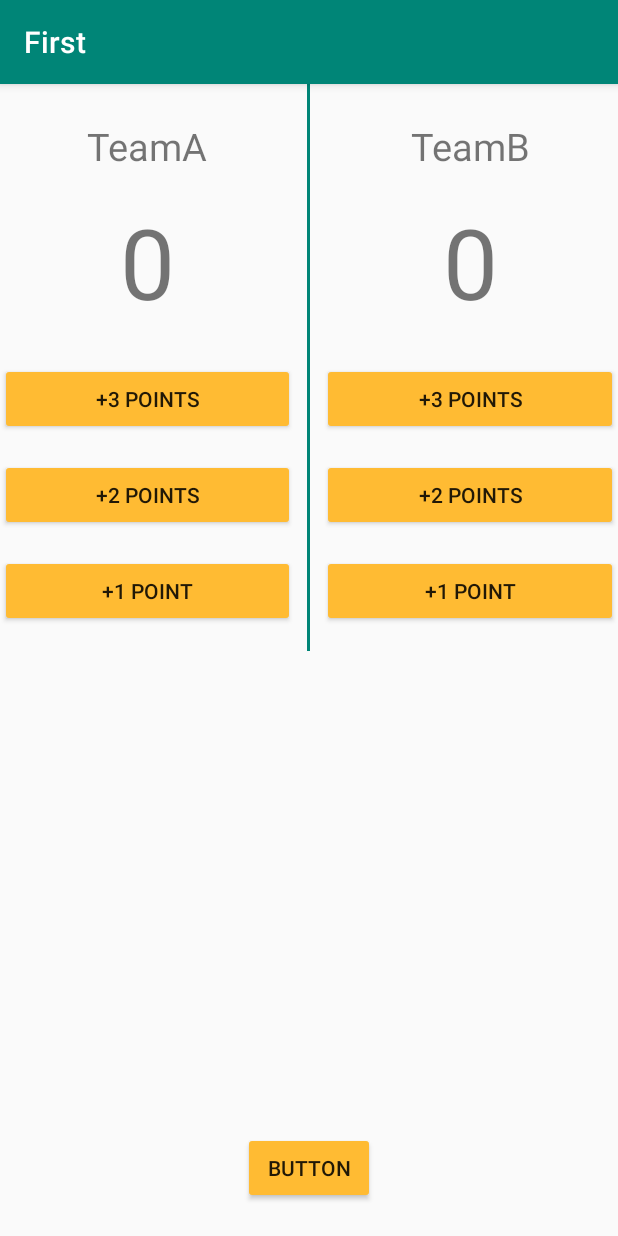
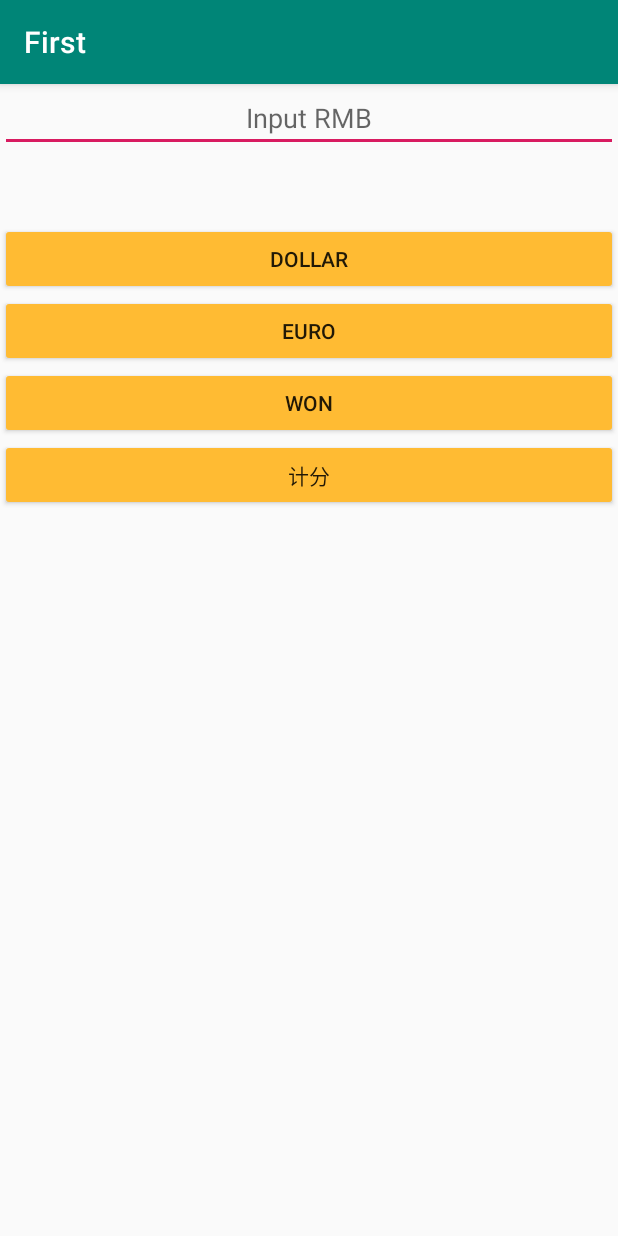
Before and after one commit to xiaoming1345/First, an Android app: the screen it shows after launch (Main2Activity before the commit, RateActivity after it), on a phone screen of 412 x 824 dp. Run offline under Robolectric (Android 15) with nearby library versions, the phone set to English and light mode, and no system bars.

Commit message:
汇率（保留两位小数），跳转另一个activity

```diff
--- /dev/null
+++ b/app/src/main/java/cn/edu/swufe/first/RateActivity.java
@@ -0,0 +1,55 @@
+package cn.edu.swufe.first;
+
+import android.content.Intent;
+import android.os.Bundle;
+import android.support.v7.app.AppCompatActivity;
+import android.util.Log;
+import android.view.View;
+import android.widget.EditText;
+import android.widget.TextView;
+import android.widget.Toast;
+
+import java.math.BigDecimal;
+
+public class RateActivity extends AppCompatActivity {
+
+    EditText rmb;
+    TextView show;
+
+    @Override
+    protected void onCreate(Bundle savedInstanceState) {
+        super.onCreate(savedInstanceState);
+        setContentView(R.layout.activity_rate);
+
+        rmb = findViewById(R.id.rmb);
+        show = findViewById(R.id.showOut);
+
+    }
+
+    public void onClick(View btn) {
+        String str = rmb.getText().toString();
+        float r = 0;
+        if (str.length() > 0) {
+            r = Float.parseFloat(str);
+        }else{
+            Toast.makeText(this, "请输入金额", Toast.LENGTH_SHORT).show();
+        }
+
+        float val;
+        if (btn.getId() == R.id.btn_dollar) {
+           val = r * (1/6.7f);
+        } else if (btn.getId() == R.id.btn_euro) {
+            val = r * (1/11f);
+        } else {
+            val = r * 500;
+        }
+        BigDecimal b  =   new BigDecimal(val);
+        float   f   =  b.setScale(2, BigDecimal.ROUND_HALF_UP).floatValue();
+        show.setText(String.valueOf(f));
+    }
+    public void openOne(View btn){
+        Log.i("open","openOne:");
+        Intent hello = new Intent(this,Main2Activity.class);
+        startActivity(hello);
+    }
+}
--- /dev/null
+++ b/app/src/main/res/layout/activity_rate.xml
@@ -0,0 +1,50 @@
+<?xml version="1.0" encoding="utf-8"?>
+<LinearLayout xmlns:android="http://schemas.android.com/apk/res/android"
+    xmlns:app="http://schemas.android.com/apk/res-auto"
+    xmlns:tools="http://schemas.android.com/tools"
+    android:layout_width="match_parent"
+    android:layout_height="match_parent"
+    tools:context=".RateActivity"
+    android:orientation="vertical">
+
+    <EditText
+        android:id="@+id/rmb"
+        android:gravity="center"
+        android:hint="@string/rmb_hint"
+        android:inputType="numberDecimal"
+        android:layout_width="match_parent"
+        android:layout_height="wrap_content" />
+
+    <TextView
+        android:id="@+id/showOut"
+        android:textSize="35sp"
+        android:gravity="center"
+        android:layout_width="match_parent"
+        android:layout_height="wrap_content" />
+
+    <Button
+        android:id="@+id/btn_dollar"
+        android:onClick="onClick"
+        android:text="@string/btn_dollar_label"
+        android:layout_width="match_parent"
+        android:layout_height="wrap_content" />
+    <Button
+        android:id="@+id/btn_euro"
+        android:onClick="onClick"
+        android:text="@string/btn_euro_label"
+        android:layout_width="match_parent"
+        android:layout_height="wrap_content" />
+    <Button
+        android:id="@+id/btn_won"
+        android:onClick="onClick"
+        android:text="@string/btn_won_label"
+        android:layout_width="match_parent"
+        android:layout_height="wrap_content" />
+    <Button
+        android:id="@+id/btn_int"
+        android:onClick="openOne"
+        android:text="@string/btn_int"
+        android:layout_width="match_parent"
+        android:layout_height="wrap_content" />
+
+</LinearLayout>
--- a/app/src/main/res/values/strings.xml
+++ b/app/src/main/res/values/strings.xml
@@ -2,8 +2,13 @@
     <string name="app_name">First</string>
     <string name="result">结果为：</string>
     <string name="btn">计算</string>
-    <string name="hint">"请输入摄氏度"</string>
+    <string name="hint">请输入摄氏度</string>
     <string name="lable_add1" tools:ignore="MissingTranslation">+1 point</string>
     <string name="lable_add2" tools:ignore="MissingTranslation">+2 points</string>
     <string name="lable_add3" tools:ignore="MissingTranslation">+3 points</string>
+    <string name="btn_dollar_label" tools:ignore="MissingTranslation">Dollar</string>
+    <string name="btn_euro_label" tools:ignore="MissingTranslation">Euro</string>
+    <string name="btn_won_label" tools:ignore="MissingTranslation">Won</string>
+    <string name="rmb_hint" tools:ignore="MissingTranslation">Input RMB</string>
+    <string name="btn_int" tools:ignore="MissingTranslation">计分</string>
 </resources>
```
Also changed, not shown: app/src/main/AndroidManifest.xml (+8 -6 lines).
